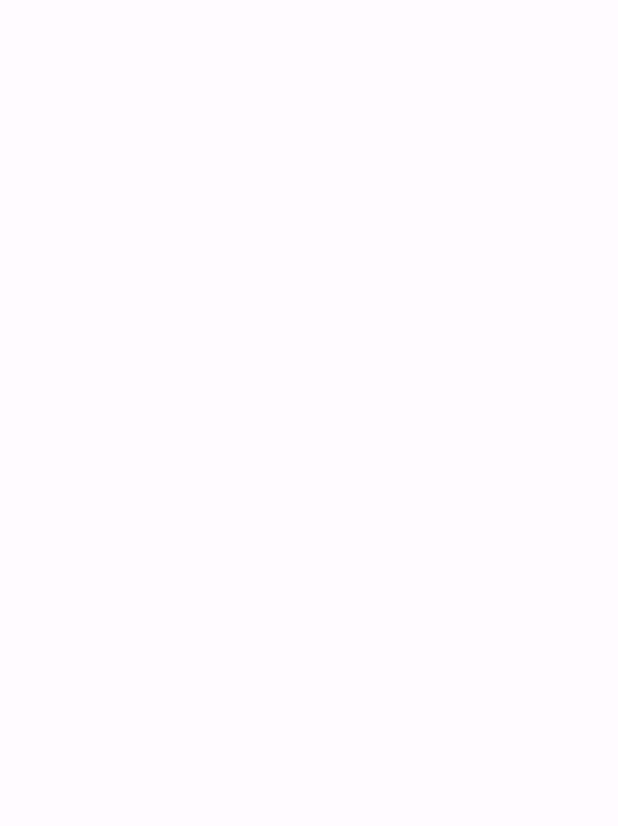
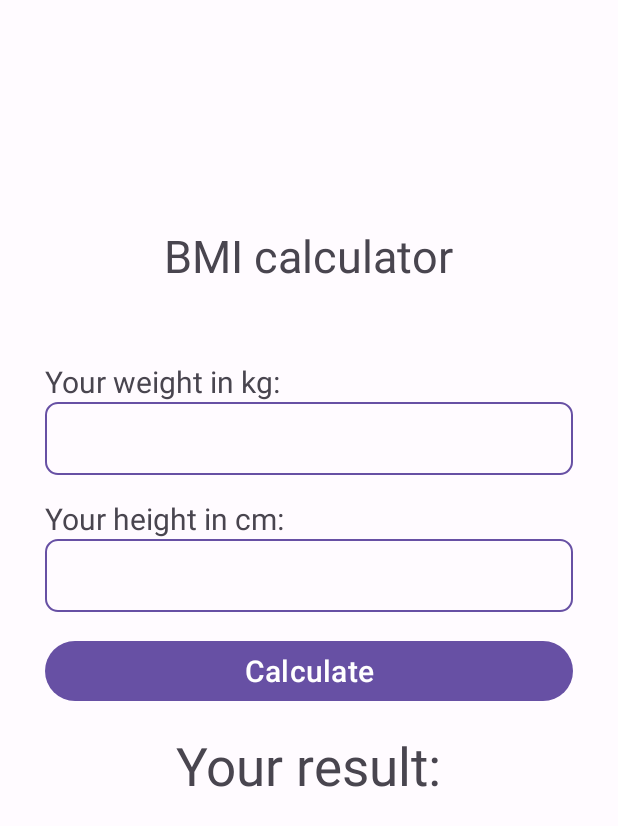
Before and after one commit to darkhantrz/universalapp, an Android app: the BmiCalculatorActivity screen opened directly, with no data from a screen before it, on a phone screen of 412 x 824 dp. Before the commit the part shown is empty. Shown: the top 826 px of the screen. Run offline under Robolectric (Android 15) with nearby library versions, the phone set to English and light mode, and no system bars.

Commit message:
bmi calculator v1

```diff
--- /dev/null
+++ b/app/src/main/res/drawable/edit_bg.xml
@@ -0,0 +1,6 @@
+<?xml version="1.0" encoding="utf-8"?>
+<shape xmlns:android="http://schemas.android.com/apk/res/android">
+    <stroke android:color="@color/seed" android:width="1dp"
+        />
+    <corners android:radius="8dp"/>
+</shape>
--- a/app/src/main/res/layout/activity_bmi_calculator.xml
+++ b/app/src/main/res/layout/activity_bmi_calculator.xml
@@ -1,9 +1,84 @@
 <?xml version="1.0" encoding="utf-8"?>
-<androidx.constraintlayout.widget.ConstraintLayout xmlns:android="http://schemas.android.com/apk/res/android"
+<LinearLayout
+    xmlns:android="http://schemas.android.com/apk/res/android"
     xmlns:app="http://schemas.android.com/apk/res-auto"
     xmlns:tools="http://schemas.android.com/tools"
     android:layout_width="match_parent"
     android:layout_height="match_parent"
+    android:gravity="center_horizontal"
+    android:orientation="vertical"
     tools:context=".BmiCalculatorActivity">
 
-</androidx.constraintlayout.widget.ConstraintLayout>
+    <TextView
+        android:layout_width="wrap_content"
+        android:layout_height="wrap_content"
+        android:text="@string/bmi_calculator"
+        android:textSize="30sp"
+        android:layout_marginBottom="50sp"
+        android:layout_marginTop="150sp"
+        />
+
+    <TextView
+        android:layout_width="match_parent"
+        android:layout_height="wrap_content"
+        android:text="@string/weight"
+        android:textSize="20sp"
+        android:layout_marginHorizontal="30sp"
+        />
+
+    <EditText
+        android:id="@+id/weight"
+        android:layout_width="match_parent"
+        android:layout_height="wrap_content"
+        android:layout_marginHorizontal="30sp"
+        android:padding="12sp"
+        android:inputType="numberDecimal"
+        android:layout_marginBottom="15sp"
+        android:background="@drawable/edit_bg"
+        />
+
+    <TextView
+        android:layout_width="match_parent"
+        android:layout_height="wrap_content"
+        android:text="@string/height"
+        android:textSize="20sp"
+        android:layout_marginHorizontal="30dp"
+        />
+
+    <EditText
+        android:id="@+id/height"
+        android:layout_width="match_parent"
+        android:layout_height="wrap_content"
+        android:layout_marginHorizontal="30sp"
+        android:padding="12sp"
+        android:inputType="numberDecimal"
+        android:layout_marginBottom="15sp"
+        android:background="@drawable/edit_bg"
+        />
+
+    <Button
+        android:layout_width="match_parent"
+        android:layout_height="wrap_content"
+        android:layout_marginHorizontal="30sp"
+        android:layout_marginBottom="15sp"
+        android:text="@string/calculate"
+        android:textSize="20sp"
+        />
+
+    <TextView
+        android:layout_width="wrap_content"
+        android:layout_height="wrap_content"
+        android:text="@string/result"
+        android:textSize="35sp"
+        android:layout_marginHorizontal="30dp"
+        />
+
+    <TextView
+        android:id="@+id/result"
+        android:layout_width="wrap_content"
+        android:layout_height="wrap_content"
+        android:textAlignment="center"
+        android:textSize="50sp"
+        />
+
+</LinearLayout>
--- a/app/src/main/res/layout/activity_main.xml
+++ b/app/src/main/res/layout/activity_main.xml
@@ -17,7 +17,7 @@
         android:layout_marginTop="150sp"/>
 
     <Button
-        android:id="@+id/button"
+        android:id="@+id/bmi_calculator"
         style="@style/Widget.Material3.Button.ElevatedButton"
         android:layout_width="wrap_content"
         android:layout_height="wrap_content"
@@ -26,10 +26,30 @@
         />
 
     <Button
-        android:id="@+id/button2"
+        android:id="@+id/countdown_timer"
+        style="@style/Widget.Material3.Button.ElevatedButton"
         android:layout_width="wrap_content"
         android:layout_height="wrap_content"
         android:text="@string/countdown_timer"
+        android:layout_marginBottom="20sp"
+        />
+
+    <Button
+        android:id="@+id/weather"
+        style="@style/Widget.Material3.Button.ElevatedButton"
+        android:layout_width="wrap_content"
+        android:layout_height="wrap_content"
+        android:text="@string/weather_forecast"
+        android:layout_marginBottom="20sp"
+        />
+
+    <Button
+        android:id="@+id/alarm"
+        style="@style/Widget.Material3.Button.ElevatedButton"
+        android:layout_width="wrap_content"
+        android:layout_height="wrap_content"
+        android:text="@string/alarm"
+        android:layout_marginBottom="20sp"
         />
 
 </androidx.appcompat.widget.LinearLayoutCompat>
--- a/app/src/main/res/values/strings.xml
+++ b/app/src/main/res/values/strings.xml
@@ -1,6 +1,12 @@
 <resources>
     <string name="app_name">Universal app</string>
-    <string name="bmi_calculator">BMI Calculator</string>
+    <string name="bmi_calculator">BMI calculator</string>
     <string name="countdown_timer">Countdown timer</string>
     <string name="choose">Choose, what do you want?</string>
+    <string name="weather_forecast">Weather forecast</string>
+    <string name="alarm">Set alarm</string>
+    <string name="weight">Your weight in kg:</string>
+    <string name="height">Your height in cm:</string>
+    <string name="result">Your result:</string>
+    <string name="calculate">Calculate</string>
 </resources>
```
